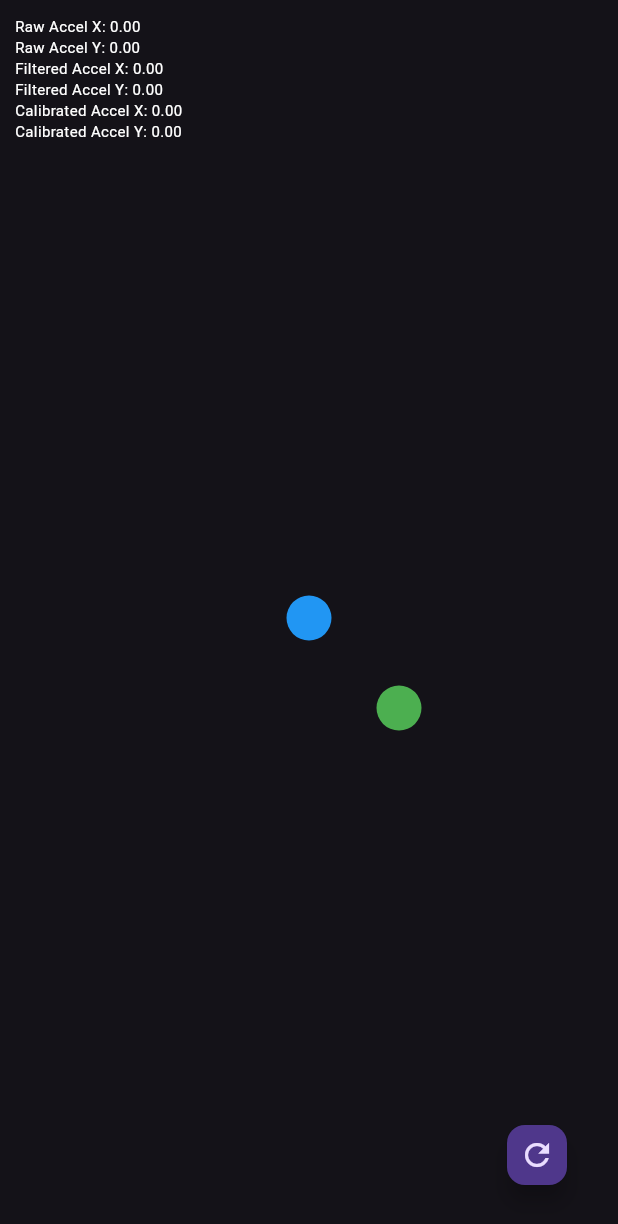
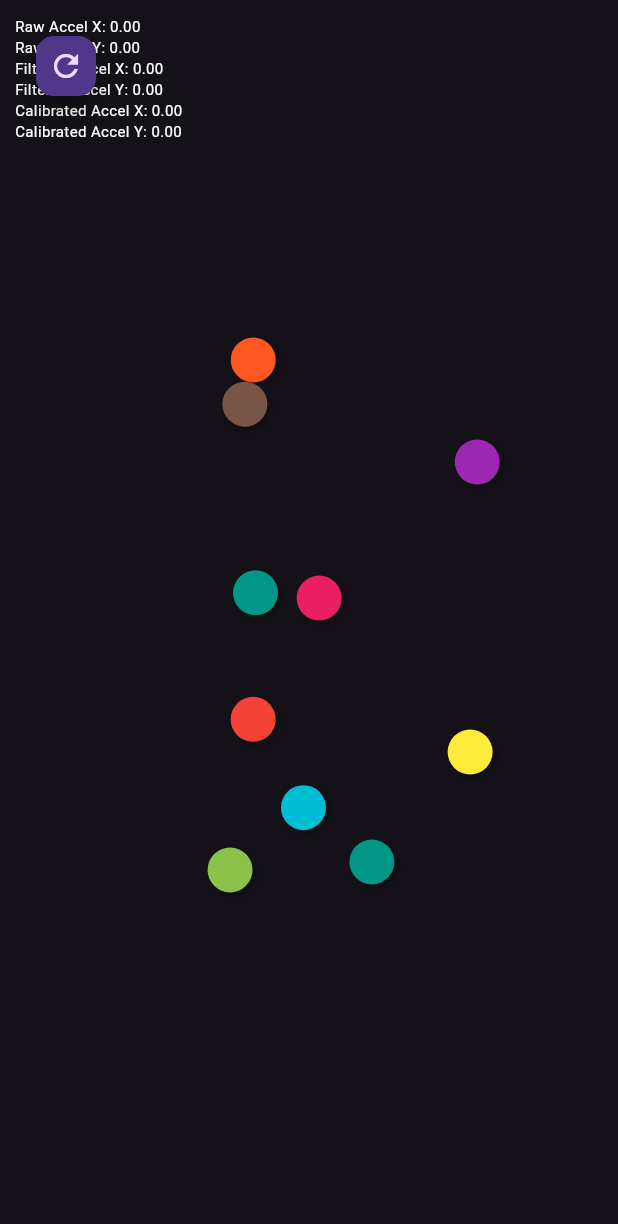
Before and after one commit to JozefK78/my_galaxy_watch_study2_new, a Flutter app: the screen it shows after launch, after a tap on the "refresh" icon, on a phone screen of 412 x 824 dp. Shown: the top 1224 px of the screen. Run offline on Flutter 3.47's test engine with Material 3 defaults, Android fonts, the phone set to English and light mode, and no system bars; our stand-ins replace sensors_plus, wakelock_plus.

Commit message:
10 balls, working version

```diff
--- a/lib/ball_physics.dart
+++ b/lib/ball_physics.dart
@@ -21,9 +21,9 @@ class BallPhysics {
     required this.boundaryRadius,
     this.damping = 0.96,
     this.friction = 0.98,
-    this.mass = 1.0, // Default mass
-    this.restitution = 1.0, // Perfectly elastic by default
-    this.color = Colors.blue,
+    this.mass = 2.0, // Increased mass for more momentum
+    this.restitution = 1.0, // Perfectly elastic collisions
+    required this.color, // Assign color during initialization
   });
 
   /// Applies acceleration to the current velocity.
@@ -62,14 +62,6 @@ class BallPhysics {
 
       // Clamp the position to the boundary to prevent sticking
       position = normal * (boundaryRadius - radius);
-
-      /*
-      // Optional: Change color to indicate collision
-      color = Colors.red;
-
-      // Reset color after a short duration
-      resetColor();
-       */
     }
   }
 
@@ -79,17 +71,10 @@ class BallPhysics {
     return vector - normal * (2 * dotProduct);
   }
 
-  /// Resets the ball's color back to blue after collision
-  void resetColor() {
-    Future.delayed(Duration(milliseconds: 100), () {
-      color = Colors.blue;
-    });
-  }
-
   /// Resets the physics state (optional, for resetting the simulation)
   void reset() {
     velocity = Offset.zero;
     position = Offset.zero;
-    color = Colors.blue;
+    // No color reset needed since collision coloring is removed
   }
 }
--- a/lib/ball_simulator.dart
+++ b/lib/ball_simulator.dart
@@ -20,7 +20,7 @@ class _BallSimulatorState extends State<BallSimulator> with SingleTickerProvider
   final double _ballRadius = 15;
 
   // Sensitivity factor to control acceleration response
-  final double _sensitivity = 0.1; // Adjust as needed
+  final double _sensitivity = 0.15; // Updated sensitivity
 
   // Low-pass filter parameters
   double _filteredAccelX = 0;
@@ -67,36 +67,50 @@ class _BallSimulatorState extends State<BallSimulator> with SingleTickerProvider
     });
   }
 
-  /// Initializes the balls at different positions
+  /// Initializes 10 balls at random positions with distinct colors
   void _initializeBalls() {
     // Ensure screen dimensions are available
     _screenWidth = MediaQuery.of(context).size.width;
     _screenHeight = MediaQuery.of(context).size.height;
 
+    // Calculate boundary radius
+    double boundaryRadius = min(_screenWidth, _screenHeight) / 2 - _ballRadius;
+
+    // Initialize 10 balls with random positions and colors
+    List<BallPhysics> newBalls = [];
+    Random random = Random();
+
+    for (int i = 0; i < 10; i++) {
+      // Generate random angle and distance within boundary
+      double angle = random.nextDouble() * 2 * pi;
+      double distance = random.nextDouble() * boundaryRadius;
+
+      // Calculate position
+      double posX = distance * cos(angle);
+      double posY = distance * sin(angle);
+      Offset position = Offset(posX, posY);
+
+      // Assign random color
+      Color color = Colors.primaries[random.nextInt(Colors.primaries.length)];
+
+      // Create BallPhysics instance
+      BallPhysics ball = BallPhysics(
+        position: position,
+        velocity: Offset.zero,
+        radius: _ballRadius,
+        boundaryRadius: boundaryRadius,
+        damping: 0.96,
+        friction: 0.98,
+        mass: 2.0, // Higher mass
+        restitution: 1.0, // Perfectly elastic
+        color: color,
+      );
+
+      newBalls.add(ball);
+    }
+
     setState(() {
-      _balls = [
-        BallPhysics(
-          position: Offset.zero,
-          velocity: Offset.zero,
-          radius: _ballRadius,
-          boundaryRadius: min(_screenWidth, _screenHeight) / 2 - _ballRadius,
-          damping: 0.96,
-          friction: 0.98,
-          mass: 2.0, // Higher mass
-          restitution: 1.0, // Perfectly elastic
-        ),
-        BallPhysics(
-          position: Offset(_ballRadius * 4, _ballRadius * 4), // Different starting position
-          velocity: Offset.zero,
-          radius: _ballRadius,
-          boundaryRadius: min(_screenWidth, _screenHeight) / 2 - _ballRadius,
-          damping: 0.96,
-          friction: 0.98,
-          mass: 2.0, // Higher mass
-          restitution: 1.0, // Perfectly elastic
-          color: Colors.green, // Different color for distinction
-        ),
-      ];
+      _balls = newBalls;
     });
   }
 
@@ -116,7 +130,7 @@ class _BallSimulatorState extends State<BallSimulator> with SingleTickerProvider
     // Calculate adjusted acceleration by removing calibration offset
     Offset adjustedAccel = Offset(_filteredAccelX, _filteredAccelY) - _calibrationOffset;
 
-    // Invert Y-axis to align tilting down with positive screen Y movement
+    // Invert X-axis to align tilting left with positive screen X movement
     Offset acceleration = Offset(-adjustedAccel.dx, adjustedAccel.dy) * _sensitivity;
 
     // Apply acceleration to each ball
@@ -147,7 +161,7 @@ class _BallSimulatorState extends State<BallSimulator> with SingleTickerProvider
         double distance = (ball1.position - ball2.position).distance;
         double minDistance = ball1.radius + ball2.radius;
 
-        if (distance < minDistance) {
+        if (distance < minDistance && distance > 0) { // Avoid division by zero
           // Calculate normal and tangent vectors
           Offset normal = (ball2.position - ball1.position) / distance;
           Offset tangent = Offset(-normal.dy, normal.dx);
@@ -178,15 +192,8 @@ class _BallSimulatorState extends State<BallSimulator> with SingleTickerProvider
           ball1.position -= displacement;
           ball2.position += displacement;
 
-          /*
-          // Optional: Change colors to indicate collision
-          ball1.color = Colors.red;
-          ball2.color = Colors.red;
-
-          // Reset colors after a short duration
-          ball1.resetColor();
-          ball2.resetColor();
-           */
+          // Removed collision coloring
+          // No color change upon collision
         }
       }
     }
@@ -223,8 +230,15 @@ class _BallSimulatorState extends State<BallSimulator> with SingleTickerProvider
                   width: ball.radius * 2,
                   height: ball.radius * 2,
                   decoration: BoxDecoration(
-                    color: ball.color, // Use the ball's current color
+                    color: ball.color, // Use the ball's assigned color
                     shape: BoxShape.circle,
+                    boxShadow: [
+                      BoxShadow(
+                        color: Colors.black26,
+                        blurRadius: 4,
+                        offset: Offset(2, 2),
+                      ),
+                    ],
                   ),
                 ),
               ),
@@ -271,10 +285,10 @@ class _BallSimulatorState extends State<BallSimulator> with SingleTickerProvider
               ],
             ),
           ),
-          // Add a Floating Action Button to reset calibration and balls
+          // Move reset button to (20, 20)
           Positioned(
-            bottom: 30,
-            right: 30,
+            top: 20,
+            left: 20,
             child: FloatingActionButton(
               onPressed: () {
                 setState(() {
```
